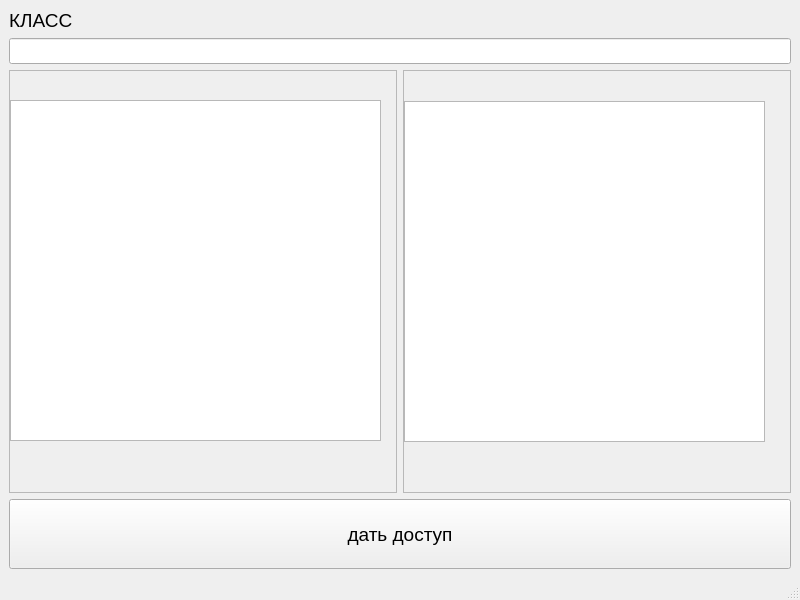
Kateriabova/NFC--lock, file ui/class.ui: the form before one commit.
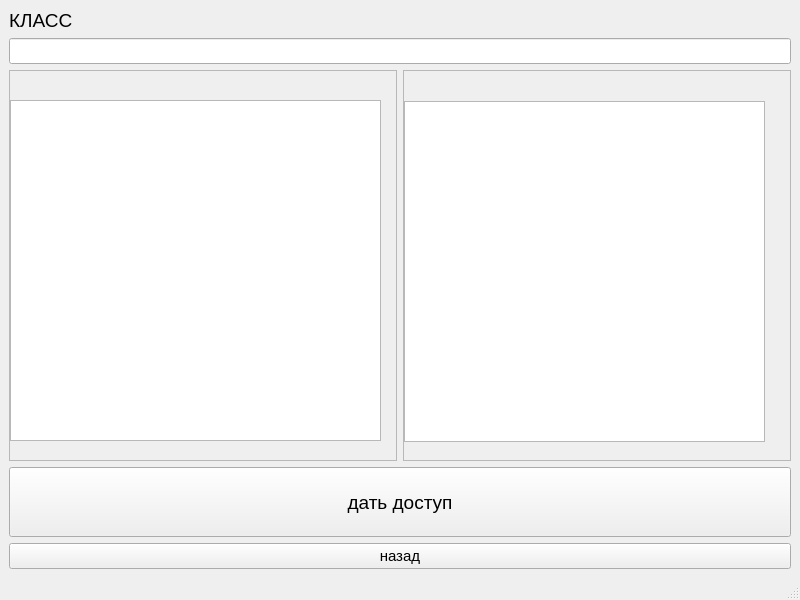
The form after the commit.

```diff
--- a/ui/class.ui
+++ b/ui/class.ui
@@ -55,7 +55,7 @@
            <x>0</x>
            <y>0</y>
            <width>385</width>
-           <height>402</height>
+           <height>370</height>
           </rect>
          </property>
          <widget class="QTableWidget" name="table_lessons">
@@ -82,7 +82,7 @@
            <x>0</x>
            <y>0</y>
            <width>385</width>
-           <height>402</height>
+           <height>370</height>
           </rect>
          </property>
          <widget class="QTableWidget" name="table_class">
@@ -118,6 +118,18 @@
       </property>
      </widget>
     </item>
+    <item>
+     <widget class="QPushButton" name="back">
+      <property name="font">
+       <font>
+        <pointsize>11</pointsize>
+       </font>
+      </property>
+      <property name="text">
+       <string>назад</string>
+      </property>
+     </widget>
+    </item>
    </layout>
   </widget>
   <widget class="QMenuBar" name="menubar">
```
